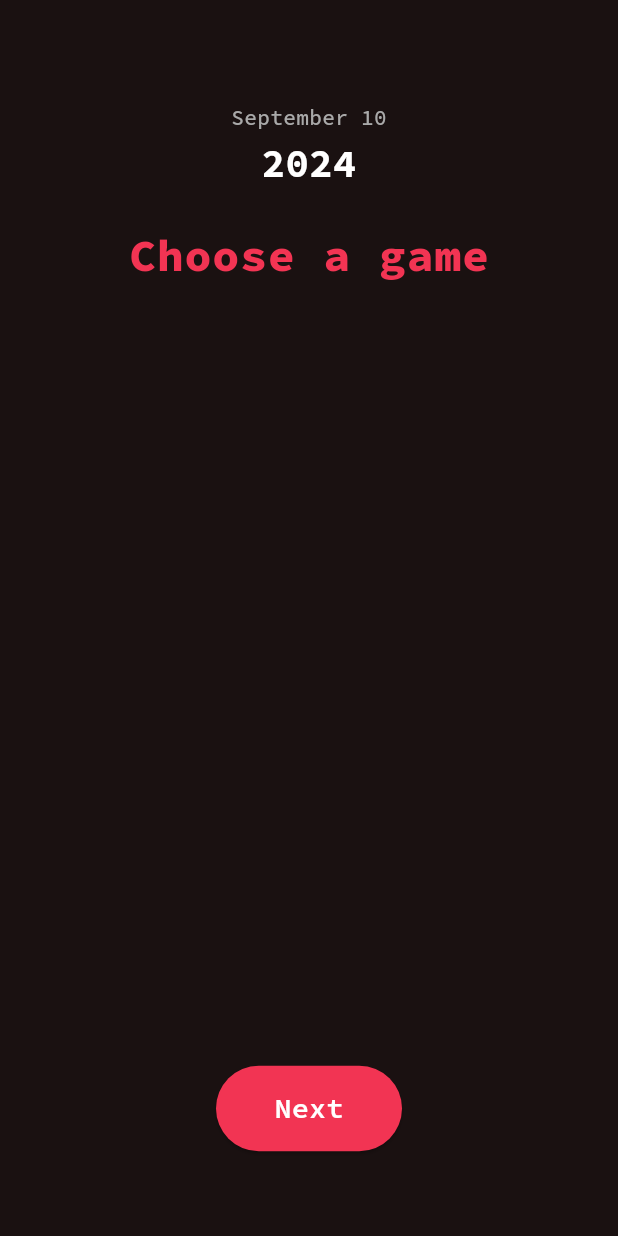
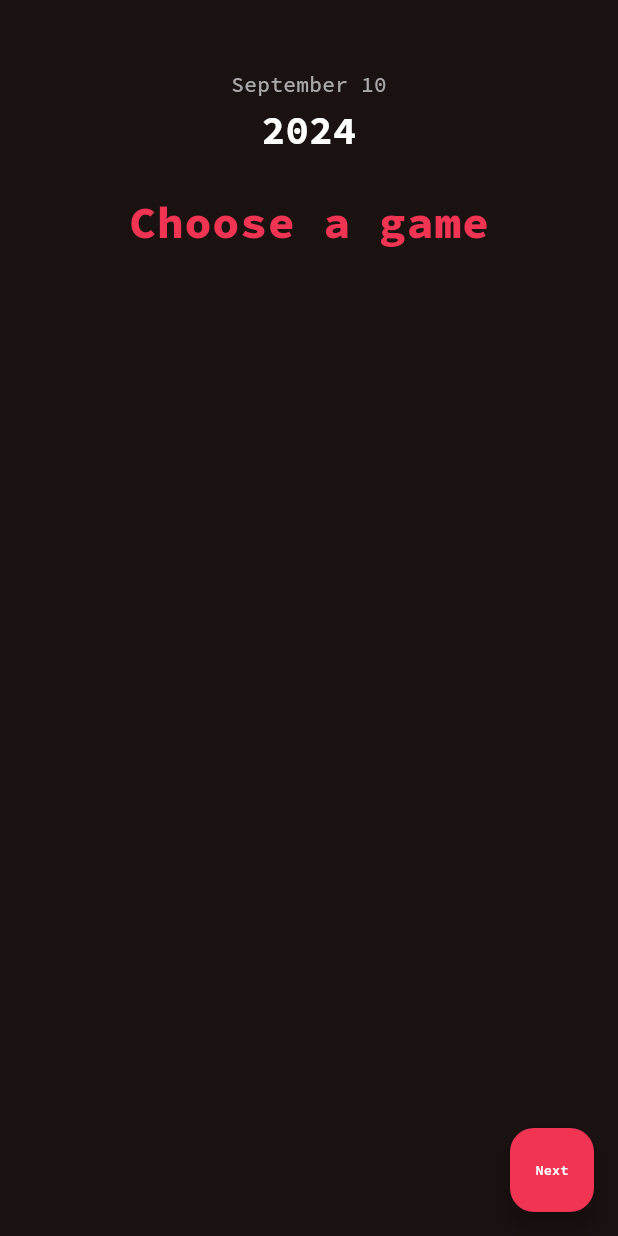
Before and after one commit to nikhil-RGB/gaming-tracker, a Flutter app: the SelectGamePage screen opened directly with empty values, on a phone screen of 412 x 824 dp. Run offline on Flutter 3.47's test engine with Material 3 defaults, Android fonts, the phone set to English and light mode, and no system bars; our stand-ins replace calendar_date_picker2, fluttertoast, gap, google_fonts, image_picker, logger and 2 more; missing offline and left inert: dart:ffi.

Commit message:
💄Change SelectGamepage scroll behaviour

```diff
--- a/lib/pages/DailyGamesPage.dart
+++ b/lib/pages/DailyGamesPage.dart
@@ -119,6 +119,11 @@ class _DailyGamePageState extends State<DailyGamePage> {
   }
 
   Widget buildGameCard(PlayInformation gameInfo) {
+    String gname = gameInfo.game.game_name;
+    if (gname.length > 13) {
+      gname = gname.substring(0, 11);
+      gname = gname + "..";
+    }
     return Padding(
       padding: const EdgeInsets.symmetric(horizontal: 7.0, vertical: 6.0),
       child: Column(
@@ -134,8 +139,9 @@ class _DailyGamePageState extends State<DailyGamePage> {
                   crossAxisAlignment: CrossAxisAlignment.start,
                   children: [
                     Text(
-                      gameInfo.game.game_name,
+                      gname,
                       style: const TextStyle(color: Colors.white, fontSize: 16),
+                      overflow: TextOverflow.ellipsis,
                     ),
                     const Gap(3),
                     Text("${gameInfo.hours} hours played",
--- a/lib/pages/SelectGamePage.dart
+++ b/lib/pages/SelectGamePage.dart
@@ -1,3 +1,4 @@
+import 'dart:ffi';
 import 'dart:io';
 
 import 'package:flutter/material.dart';
@@ -39,16 +40,15 @@ class _SelectGamePageState extends State<SelectGamePage> {
                     letterSpacing: 0.5,
                   ),
                 ),
-                Gap(MediaQuery.of(context).size.height * 0.07),
+                Gap(MediaQuery.of(context).size.height * 0.062),
                 buildGameGrid(),
-                Gap(MediaQuery.of(context).size.height * 0.1),
-                nextButton(),
                 //next button here
               ],
             ),
           ),
         ),
       ),
+      floatingActionButton: buildNextButton(),
     );
   }
 
@@ -88,11 +88,11 @@ class _SelectGamePageState extends State<SelectGamePage> {
     List<GameDataModel> games = getGameData();
     return SingleChildScrollView(
       child: SizedBox(
-        height: MediaQuery.of(context).size.height * 0.45,
+        height: MediaQuery.of(context).size.height * 0.7,
         child: GridView.count(
           crossAxisCount: 2,
-          crossAxisSpacing: 8.0,
-          mainAxisSpacing: 8.0,
+          crossAxisSpacing: 3.0,
+          mainAxisSpacing: 3.0,
           children: games.map((e) {
             return buildGameCard(e);
           }).toList(),
@@ -165,20 +165,9 @@ class _SelectGamePageState extends State<SelectGamePage> {
     );
   }
 
-  Widget nextButton() {
-    return Padding(
-      padding: const EdgeInsets.all(8.0),
-      child: Container(
-        decoration: BoxDecoration(
-          borderRadius: BorderRadius.circular(50),
-        ),
-        child: ElevatedButton(
-            style: ElevatedButton.styleFrom(
-                backgroundColor: const Color(0XFFF23453),
-                shape: RoundedRectangleBorder(
-                    side: BorderSide.none,
-                    // border radius
-                    borderRadius: BorderRadius.circular(50))),
+  FloatingActionButton buildNextButton() {
+    return FloatingActionButton(
+      backgroundColor: const Color(0xFFF23453),
       onPressed: () {
         List<GameDataModel> games = getGameData();
         games.isEmpty
@@ -190,20 +179,59 @@ class _SelectGamePageState extends State<SelectGamePage> {
                 backgroundColor: const Color.fromARGB(255, 41, 40, 40),
                 textColor: Colors.white,
                 fontSize: 16.0)
-                  : Navigator.of(context).push(MaterialPageRoute(
-                      builder: (context) => PerformancePage()));
+            : Navigator.of(context).push(
+                MaterialPageRoute(builder: (context) => PerformancePage()));
       },
       child: const Padding(
-              padding: EdgeInsets.all(15.0),
+        padding: EdgeInsets.all(4.0),
         child: Text(
           "Next",
           style: TextStyle(
-                    color: Colors.white,
-                    fontSize: 19,
-                    fontWeight: FontWeight.w600),
+              color: Colors.white, fontSize: 9, fontWeight: FontWeight.w600),
         ),
-            )),
       ),
     );
   }
+
+  // Widget nextButton() {
+  //   return Padding(
+  //     padding: const EdgeInsets.all(8.0),
+  //     child: Container(
+  //       decoration: BoxDecoration(
+  //         borderRadius: BorderRadius.circular(50),
+  //       ),
+  //       child: ElevatedButton(
+  //           style: ElevatedButton.styleFrom(
+  //               backgroundColor: const Color(0XFFF23453),
+  //               shape: RoundedRectangleBorder(
+  //                   side: BorderSide.none,
+  //                   // border radius
+  //                   borderRadius: BorderRadius.circular(50))),
+  //           onPressed: () {
+  //             List<GameDataModel> games = getGameData();
+  //             games.isEmpty
+  //                 ? Fluttertoast.showToast(
+  //                     msg: "No Game Registered",
+  //                     toastLength: Toast.LENGTH_SHORT,
+  //                     gravity: ToastGravity.BOTTOM,
+  //                     timeInSecForIosWeb: 1,
+  //                     backgroundColor: const Color.fromARGB(255, 41, 40, 40),
+  //                     textColor: Colors.white,
+  //                     fontSize: 16.0)
+  //                 : Navigator.of(context).push(MaterialPageRoute(
+  //                     builder: (context) => PerformancePage()));
+  //           },
+  //           child: const Padding(
+  //             padding: EdgeInsets.all(15.0),
+  //             child: Text(
+  //               "Next",
+  //               style: TextStyle(
+  //                   color: Colors.white,
+  //                   fontSize: 19,
+  //                   fontWeight: FontWeight.w600),
+  //             ),
+  //           )),
+  //     ),
+  //   );
+  // }
 }
```
Lines whose indentation alone changed are shown as unchanged.
